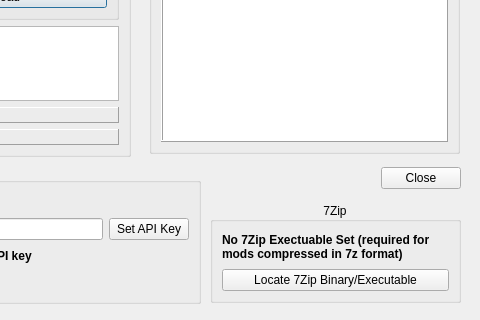
rainmakerv3/BB_Launcher, file modules/ModDownloader.ui: the form before one commit; both pictures show x 640 to 1120 and y 377 to 697 of the 1120 by 697 pixel window.
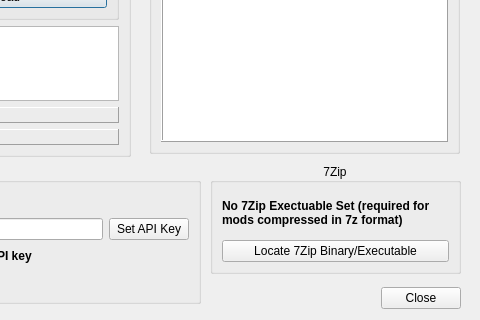
The form after the commit.

Commit message: Tweak layout and fix linux default locations

Diff of the .ui file:
```diff
--- a/modules/ModDownloader.ui
+++ b/modules/ModDownloader.ui
@@ -328,7 +328,7 @@
    <property name="geometry">
     <rect>
      <x>1000</x>
-     <y>530</y>
+     <y>650</y>
      <width>101</width>
      <height>51</height>
     </rect>
@@ -350,9 +350,9 @@
    <property name="geometry">
     <rect>
      <x>850</x>
-     <y>579</y>
+     <y>540</y>
      <width>251</width>
-     <height>101</height>
+     <height>111</height>
     </rect>
    </property>
    <property name="title">
```
Left out of the diff: 10 changed lines with no effect on the pictures. The commit also changes 1 other file.
